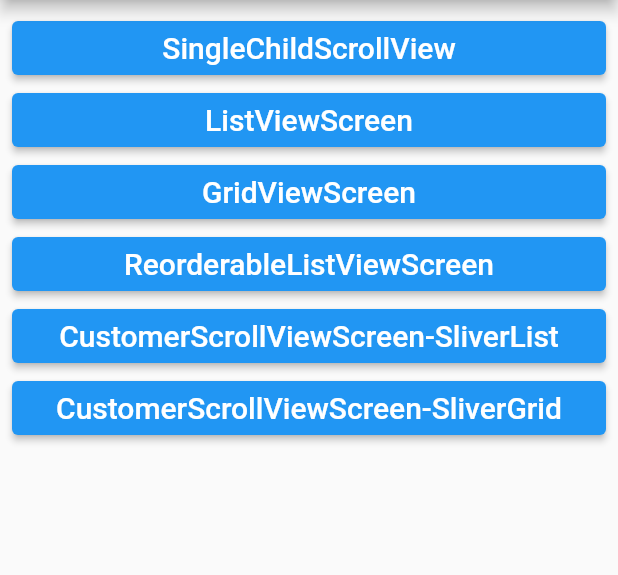
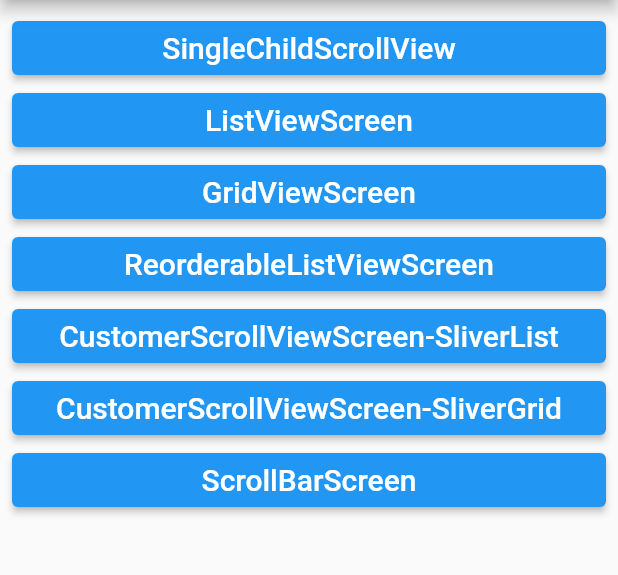
Before and after one commit to nzwgkim/scrollableWidgets, a Flutter app: the screen it shows after launch, on a phone screen of 412 x 824 dp, the part 84-659 px from its top. Run offline on Flutter 3.47's test engine with Material 2 defaults, Android fonts, the phone set to English and light mode, and no system bars.

Commit message:
Scrollbar

```diff
--- a/lib/screen/home_screen.dart
+++ b/lib/screen/home_screen.dart
@@ -4,6 +4,7 @@ import 'package:scrollable_widgets/screen/custome_scroll_view_sliverlist_screen.
 import 'package:scrollable_widgets/screen/grid_view_screen.dart';
 import 'package:scrollable_widgets/screen/listview_screen.dart';
 import 'package:scrollable_widgets/screen/reoderable_listview.dart';
+import 'package:scrollable_widgets/screen/scrollbar_screen.dart';
 import 'package:scrollable_widgets/screen/single_child_scroll_view_screen.dart';
 
 import 'custome_scroll_view_slivergrid_screen.dart';
@@ -86,6 +87,16 @@ class HomeScreen extends StatelessWidget {
                     'CustomerScrollViewScreen-SliverGrid',
                     style: TextStyle(fontSize: 20),
                   )),
+              ElevatedButton(
+                  onPressed: () => Navigator.of(context).push(
+                        MaterialPageRoute<void>(
+                          builder: (BuildContext context) => ScrollBarScreen(),
+                        ),
+                      ),
+                  child: const Text(
+                    'ScrollBarScreen',
+                    style: TextStyle(fontSize: 20),
+                  )),
             ],
           ),
         ));
```
Also changed, not shown: lib/screen/scrollbar_screen.dart (added, +27 -0 lines).
